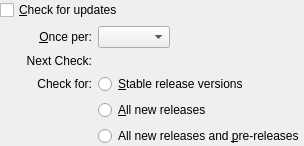
The window that vbox/src/VBox/Frontends/VirtualBox/src/settings/global/UIGlobalSettingsUpdate.ui (jljuxgm/vboxgit) describes before a commit, drawn with Qt 5.
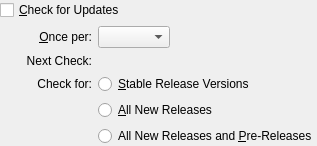
The same window after the commit.

The edit to the form file:
```diff
--- a/vbox/src/VBox/Frontends/VirtualBox/src/settings/global/UIGlobalSettingsUpdate.ui
+++ b/vbox/src/VBox/Frontends/VirtualBox/src/settings/global/UIGlobalSettingsUpdate.ui
@@ -24,7 +24,7 @@
       <string>When checked, the application will periodically connect to the VirtualBox website and check whether a new VirtualBox version is available.</string>
      </property>
      <property name="text">
-      <string>&amp;Check for updates</string>
+      <string>&amp;Check for Updates</string>
      </property>
     </widget>
    </item>
@@ -122,7 +122,7 @@
          <string>&lt;p>Choose this if you only wish to be notified about stable updates to VirtualBox.&lt;/p></string>
         </property>
         <property name="text">
-         <string>&amp;Stable release versions</string>
+         <string>&amp;Stable Release Versions</string>
         </property>
        </widget>
       </item>
@@ -132,7 +132,7 @@
          <string>&lt;p>Choose this if you wish to be notified about all new VirtualBox releases.&lt;/p></string>
         </property>
         <property name="text">
-         <string>&amp;All new releases</string>
+         <string>&amp;All New Releases</string>
         </property>
        </widget>
       </item>
@@ -142,7 +142,7 @@
          <string>&lt;p>Choose this to be notified about all new VirtualBox releases and pre-release versions of VirtualBox.&lt;/p></string>
         </property>
         <property name="text">
-         <string>All new releases and &amp;pre-releases</string>
+         <string>All New Releases and &amp;Pre-Releases</string>
         </property>
        </widget>
       </item>
```
